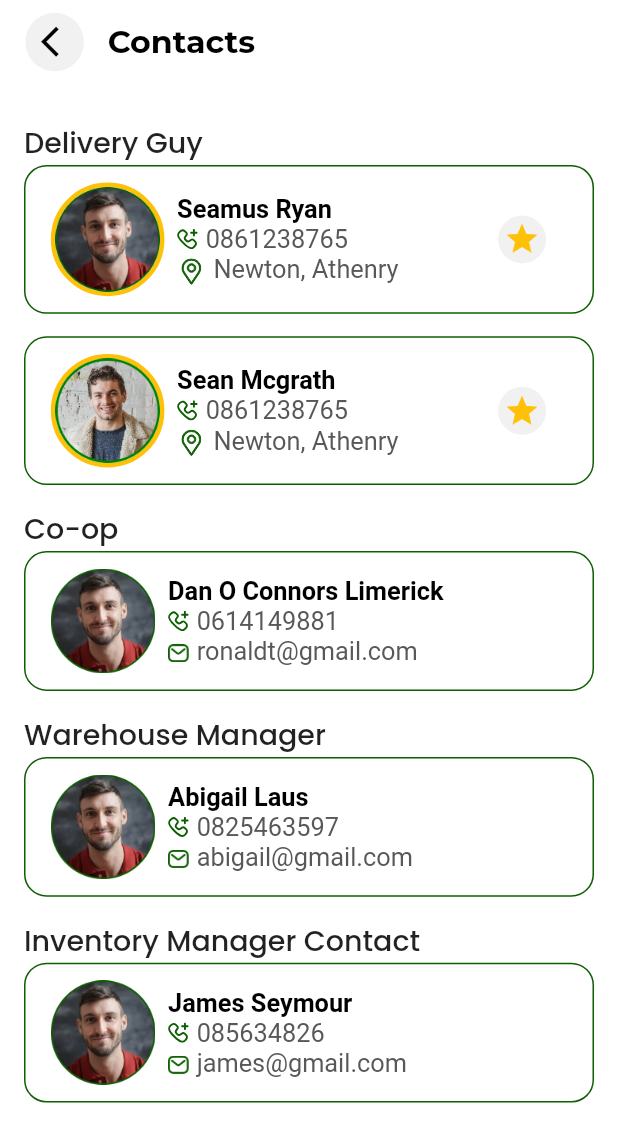
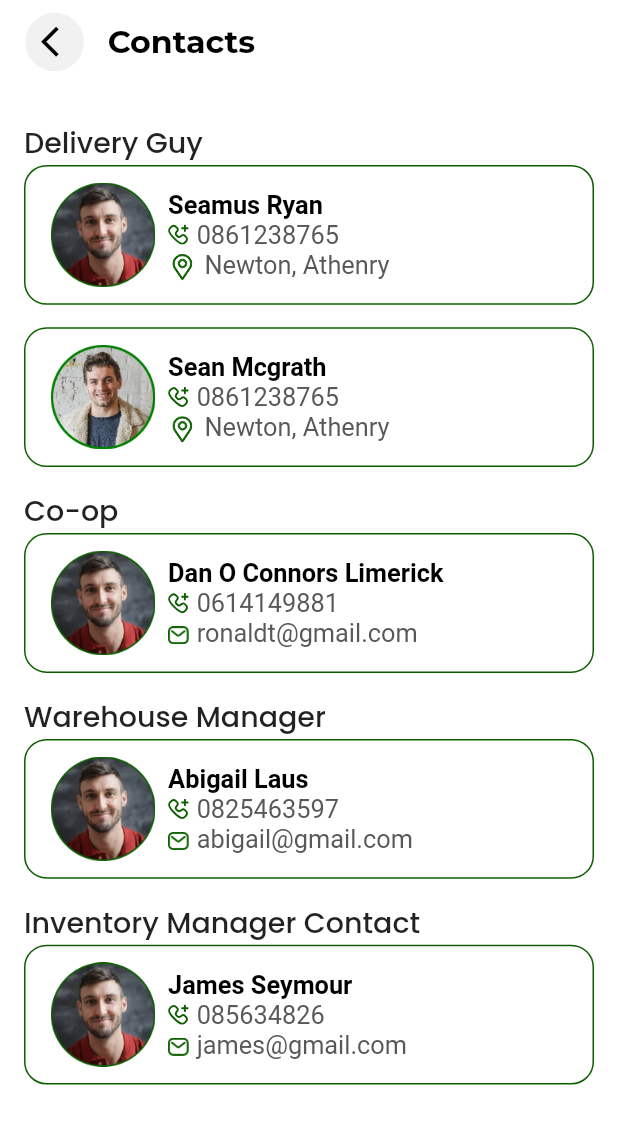
Before and after one commit to Rajshinde046/FarmFlowSales, a Flutter app: the Contact screen opened by its route, on a phone screen of 412 x 824 dp. Shown: the top 1142 px of the screen. Run offline on Flutter 3.47's test engine with Material 2 defaults, Android fonts, the phone set to English and light mode, and no system bars; our stand-ins replace another_flushbar, curved_navigation_bar, dotted_line, flutter_dash, flutter_screenutil, flutter_svg and 12 more; missing offline and left inert: dart:ffi.

Commit message:
changes 20/06

```diff
--- a/lib/View/Cart/select_frequency.dart
+++ b/lib/View/Cart/select_frequency.dart
@@ -10,6 +10,7 @@ import 'package:get/get.dart';
 import 'package:google_fonts/google_fonts.dart';
 
 enum FrequencyLabel {
+  black('One Time'),
   blue('Weekly'),
   pink('Monthly'),
   green('Quaterly'),
--- a/lib/View/Side Menu/Contact/contact.dart
+++ b/lib/View/Side Menu/Contact/contact.dart
@@ -391,11 +391,6 @@ class _ContactState extends State<Contact> {
                                 padding: EdgeInsets.only(left: 16.w),
                                 child: Container(
                                   decoration: BoxDecoration(
-                                    border: Border.all(
-                                        width: 3,
-                                        color: isConnect == 0
-                                            ? Colors.amber
-                                            : Colors.white),
                                     borderRadius: BorderRadius.circular(
                                         100), //<-- SEE HERE
                                   ),
@@ -486,35 +481,35 @@ class _ContactState extends State<Contact> {
 
                               // sizedBoxWidth(16.w),
 
-                              Row(
-                                  mainAxisAlignment: MainAxisAlignment.end,
-                                  children: [
-                                    IconButton(
-                                      icon: isConnect == 0
-                                          // _isChecked
-                                          ? CircleAvatar(
-                                              radius: 25.h,
-                                              backgroundColor:
-                                                  Color(0XFFF1F1F1),
-                                              child: Icon(
-                                                Icons.star,
-                                                color: Colors.amber,
-                                              ),
-                                            )
-                                          : Icon(
-                                              Icons.star_border,
-                                              color: Color(0XFF707070),
-                                            ),
-                                      onPressed: () {
-                                        setState(() {
-                                          isConnect == 0
-                                              ? isConnect = 1
-                                              : isConnect = 0;
-                                          // _isChecked = !_isChecked;
-                                        });
-                                      },
-                                    ),
-                                  ]),
+                              // Row(
+                              //     mainAxisAlignment: MainAxisAlignment.end,
+                              //     children: [
+                              //       IconButton(
+                              //         icon: isConnect == 0
+                              //             // _isChecked
+                              //             ? CircleAvatar(
+                              //                 radius: 25.h,
+                              //                 backgroundColor:
+                              //                     Color(0XFFF1F1F1),
+                              //                 child: Icon(
+                              //                   Icons.star,
+                              //                   color: Colors.amber,
+                              //                 ),
+                              //               )
+                              //             : Icon(
+                              //                 Icons.star_border,
+                              //                 color: Color(0XFF707070),
+                              //               ),
+                              //         onPressed: () {
+                              //           setState(() {
+                              //             isConnect == 0
+                              //                 ? isConnect = 1
+                              //                 : isConnect = 0;
+                              //             // _isChecked = !_isChecked;
+                              //           });
+                              //         },
+                              //       ),
+                              //     ]),
 
                               // SvgPicture.asset(
                               //   "assets/images/starconnect.svg",
@@ -566,11 +561,6 @@ class _ContactState extends State<Contact> {
                                 padding: EdgeInsets.only(left: 16.w),
                                 child: Container(
                                   decoration: BoxDecoration(
-                                    border: Border.all(
-                                        width: 3,
-                                        color: isConnect2 == 0
-                                            ? Colors.amber
-                                            : Colors.white),
                                     borderRadius: BorderRadius.circular(
                                         100), //<-- SEE HERE
                                   ),
@@ -661,35 +651,35 @@ class _ContactState extends State<Contact> {
 
                               // sizedBoxWidth(16.w),
 
-                              Row(
-                                  mainAxisAlignment: MainAxisAlignment.end,
-                                  children: [
-                                    IconButton(
-                                      icon: isConnect2 == 0
-                                          // _isChecked
-                                          ? CircleAvatar(
-                                              radius: 25.h,
-                                              backgroundColor:
-                                                  Color(0XFFF1F1F1),
-                                              child: Icon(
-                                                Icons.star,
-                                                color: Colors.amber,
-                                              ),
-                                            )
-                                          : Icon(
-                                              Icons.star_border,
-                                              color: Color(0XFF707070),
-                                            ),
-                                      onPressed: () {
-                                        setState(() {
-                                          isConnect2 == 0
-                                              ? isConnect2 = 1
-                                              : isConnect2 = 0;
-                                          // _isChecked = !_isChecked;
-                                        });
-                                      },
-                                    ),
-                                  ]),
+                              // Row(
+                              //     mainAxisAlignment: MainAxisAlignment.end,
+                              //     children: [
+                              //       IconButton(
+                              //         icon: isConnect2 == 0
+                              //             // _isChecked
+                              //             ? CircleAvatar(
+                              //                 radius: 25.h,
+                              //                 backgroundColor:
+                              //                     Color(0XFFF1F1F1),
+                              //                 child: Icon(
+                              //                   Icons.star,
+                              //                   color: Colors.amber,
+                              //                 ),
+                              //               )
+                              //             : Icon(
+                              //                 Icons.star_border,
+                              //                 color: Color(0XFF707070),
+                              //               ),
+                              //         onPressed: () {
+                              //           setState(() {
+                              //             isConnect2 == 0
+                              //                 ? isConnect2 = 1
+                              //                 : isConnect2 = 0;
+                              //             // _isChecked = !_isChecked;
+                              //           });
+                              //         },
+                              //       ),
+                              //     ]),
 
                               // SvgPicture.asset(
                               //   "assets/images/starconnect.svg",
```
